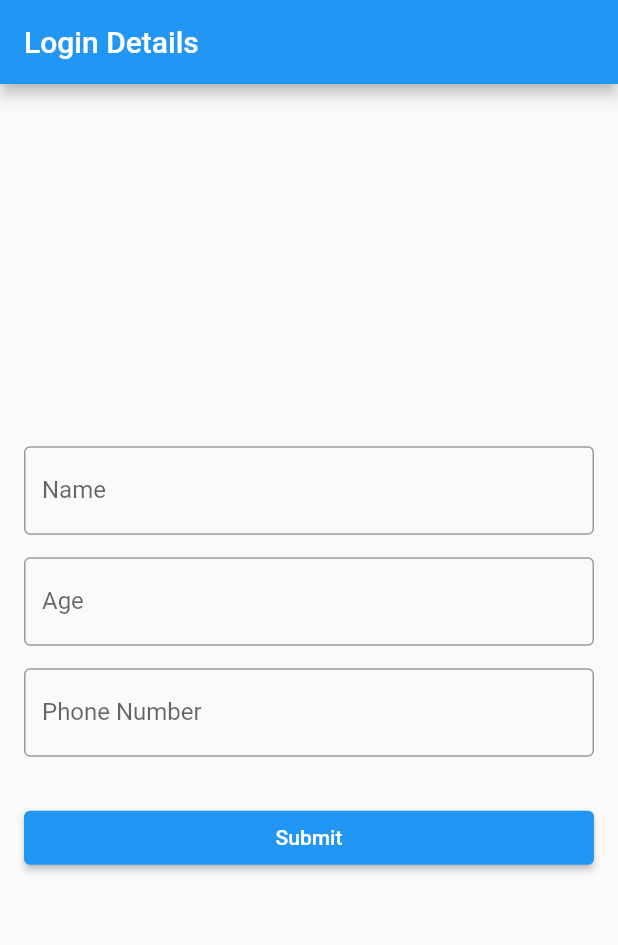
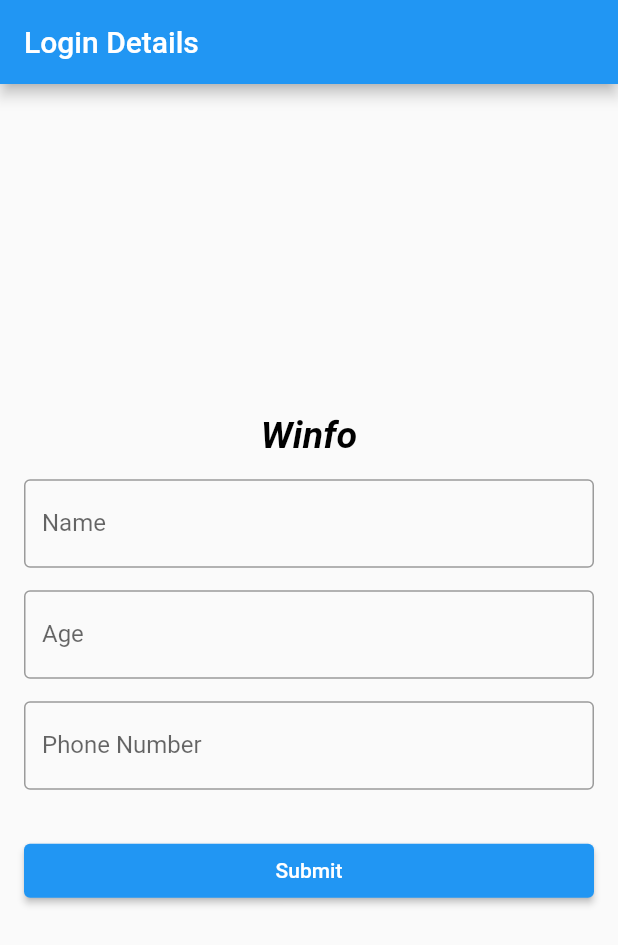
Before and after one commit to Blaster1111/winfo, a Flutter app: the screen it shows after launch, on a phone screen of 412 x 824 dp. Shown: the top 945 px of the screen. Run offline on Flutter 3.47's test engine with Material 2 defaults, Android fonts, the phone set to English and light mode, and no system bars; our stand-ins replace flutter_contacts, shared_preferences; missing offline and left inert: rotating_icon_button.

Commit message:
Logo Mod

```diff
--- a/lib/activities/login_details.dart
+++ b/lib/activities/login_details.dart
@@ -46,6 +46,25 @@ class _LoginDetailsState extends State<LoginDetails> {
             crossAxisAlignment: CrossAxisAlignment.stretch,
             mainAxisAlignment: MainAxisAlignment.center,
             children: [
+              Column(
+                mainAxisAlignment: MainAxisAlignment.start,
+                crossAxisAlignment: CrossAxisAlignment.center,
+                children: [
+                  SafeArea(
+                    child: Text(
+                      'Winfo',
+                      style: TextStyle(
+                          color: Colors.black,
+                          fontSize: 25,
+                          fontWeight: FontWeight.bold,
+                          fontStyle: FontStyle.italic),
+                    ),
+                  )
+                ],
+              ),
+              SizedBox(
+                height: 15,
+              ),
               TextFormField(
                 controller: _nameController,
                 decoration: InputDecoration(
--- a/pubspec.yaml
+++ b/pubspec.yaml
@@ -19,6 +19,7 @@ dependencies:
   url_launcher:
   shared_preferences: ^2.2.0
   get:
+  rotating_icon_button:
 
 
 
```
Also changed, not shown: lib/main.dart (+29 -8 lines), flutter_01.png (added), pubspec.lock.
